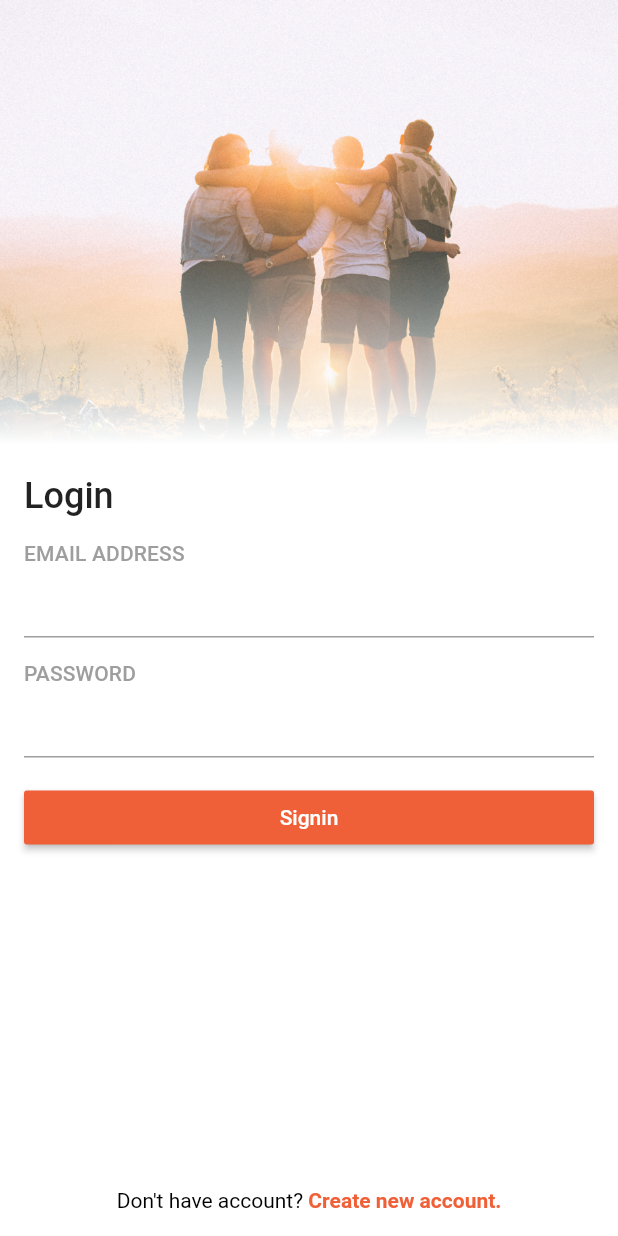
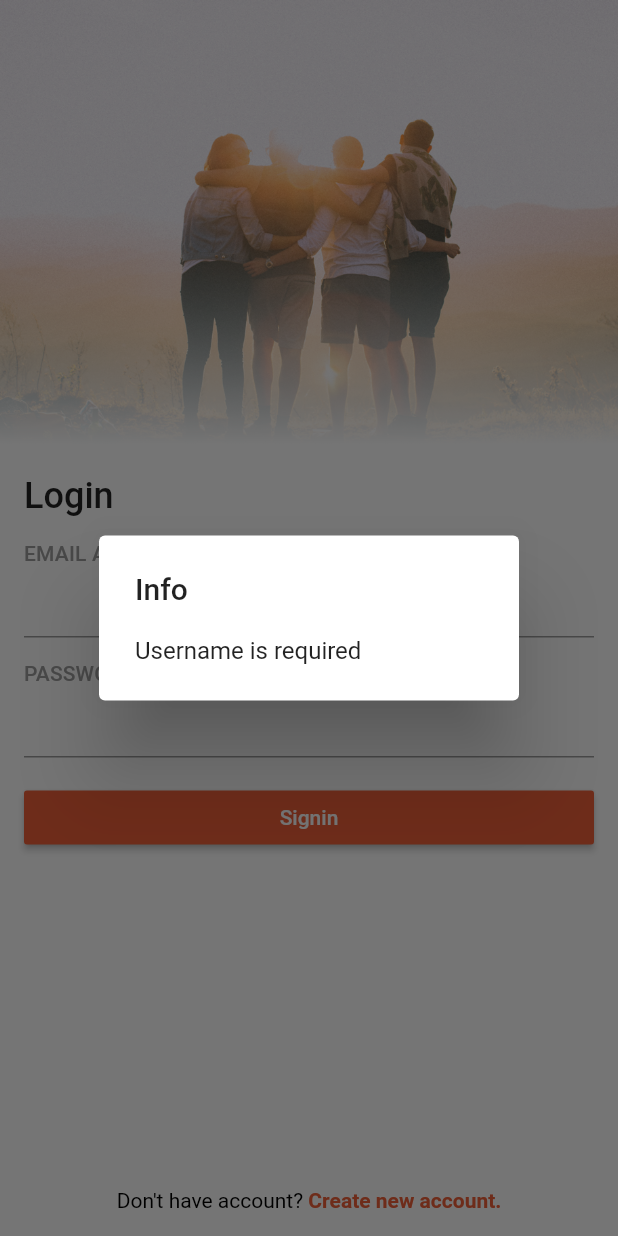
Before and after one commit to CoderJava/Flutter-OAuth, a Flutter app: the screen it shows after launch, after a tap on "Signin", on a phone screen of 412 x 824 dp. Run offline on Flutter 3.47's test engine with Material 2 defaults, Android fonts, the phone set to English and light mode, and no system bars; our stand-ins replace bloc, dio, flutter_bloc, font_awesome_flutter, get_it, shared_preferences; generated files the repository leaves out were written again.

Commit message:
Created login feature

```diff
--- a/lib/main.dart
+++ b/lib/main.dart
@@ -1,4 +1,13 @@
 import 'package:flutter/material.dart';
+import 'package:flutter_sample_oauth/src/injector/injector.dart';
 import 'package:flutter_sample_oauth/src/ui/app.dart';
 
-void main() => runApp(App());
+void main() async {
+  try {
+    WidgetsFlutterBinding.ensureInitialized();
+    await setupLocator();
+    runApp(App());
+  } catch (error, stacktrace) {
+    print('$error & $stacktrace');
+  }
+}
--- a/lib/src/api/api_auth_provider.dart
+++ b/lib/src/api/api_auth_provider.dart
@@ -52,13 +52,12 @@ class ApiAuthProvider {
     try {
       final response = await _dio.post(
         'oauth/token',
-        data: loginBody.toJson(),
+        data: FormData.fromMap(loginBody.toJson()),
         options: Options(
           headers: {
-            'Content-Type': 'application/json',
-            'Authorization': base64Encode(
+            'Authorization': 'Basic ${base64Encode(
               utf8.encode('$clientId:$clientSecret'),
-            ),
+            )}',
           },
         ),
       );
--- /dev/null
+++ b/lib/src/bloc/login/login_bloc.dart
@@ -0,0 +1,59 @@
+import 'package:bloc/bloc.dart';
+import 'package:flutter_sample_oauth/src/api/api_auth_repository.dart';
+import 'package:flutter_sample_oauth/src/injector/injector.dart';
+import 'package:flutter_sample_oauth/src/model/login/login_body.dart';
+import 'package:flutter_sample_oauth/src/model/token/token.dart';
+import 'package:flutter_sample_oauth/src/storage/sharedpreferences/shared_preferences_manager.dart';
+
+abstract class LoginState {}
+
+class LoginInitial extends LoginState {}
+
+class LoginLoading extends LoginState {}
+
+class LoginFailure extends LoginState {
+  final String error;
+
+  LoginFailure(this.error);
+}
+
+class LoginSuccess extends LoginState {
+}
+
+class LoginEvent extends LoginState {
+  final LoginBody loginBody;
+
+  LoginEvent(this.loginBody);
+}
+
+class LoginBloc extends Bloc<LoginEvent, LoginState> {
+  final ApiAuthRepository apiAuthRepository = ApiAuthRepository();
+  final SharedPreferencesManager sharedPreferencesManager = locator<SharedPreferencesManager>();
+
+  @override
+  LoginState get initialState => LoginInitial();
+
+  @override
+  Stream<LoginState> mapEventToState(LoginEvent event) async* {
+    LoginBody loginBody = event.loginBody;
+    if (loginBody.username == null || loginBody.username.isEmpty) {
+      yield LoginFailure('Username is required');
+      return;
+    } else if (loginBody.password == null || loginBody.password.isEmpty) {
+      yield LoginFailure('Password is required');
+      return;
+    }
+    yield LoginLoading();
+    Token token = await apiAuthRepository.postLoginUser(loginBody);
+    if (token.error != null) {
+      yield LoginFailure(token.error);
+      return;
+    }
+    await sharedPreferencesManager.putString(SharedPreferencesManager.keyAccessToken, token.accessToken);
+    await sharedPreferencesManager.putString(SharedPreferencesManager.keyRefreshToken, token.refreshToken);
+    await sharedPreferencesManager.putBool(SharedPreferencesManager.keyIsLogin, true);
+    await sharedPreferencesManager.putString(SharedPreferencesManager.keyUsername, loginBody.username);
+    yield LoginSuccess();
+  }
+
+}
--- /dev/null
+++ b/lib/src/injector/injector.dart
@@ -0,0 +1,9 @@
+import 'package:flutter_sample_oauth/src/storage/sharedpreferences/shared_preferences_manager.dart';
+import 'package:get_it/get_it.dart';
+
+GetIt locator = GetIt.instance;
+
+Future setupLocator() async {
+  SharedPreferencesManager sharedPreferencesManager = await SharedPreferencesManager.getInstance();
+  locator.registerSingleton<SharedPreferencesManager>(sharedPreferencesManager);
+}
--- a/lib/src/storage/sharedpreferences/shared_preferences_manager.dart
+++ b/lib/src/storage/sharedpreferences/shared_preferences_manager.dart
@@ -7,7 +7,7 @@ class SharedPreferencesManager {
   static const String keyAccessToken = 'accessToken';
   static const String keyRefreshToken = 'refreshToken';
   static const String keyIsLogin = 'isLogin';
-  static const String username = 'username';
+  static const String keyUsername = 'username';
 
   static Future<SharedPreferencesManager> getInstance() async {
     if (_instance == null) {
--- a/lib/src/ui/app.dart
+++ b/lib/src/ui/app.dart
@@ -1,18 +1,29 @@
 import 'package:flutter/material.dart';
+import 'package:flutter_sample_oauth/src/injector/injector.dart';
+import 'package:flutter_sample_oauth/src/storage/sharedpreferences/shared_preferences_manager.dart';
+import 'package:flutter_sample_oauth/src/ui/dashboarduser/dashboard_user_screen.dart';
 import 'package:flutter_sample_oauth/src/ui/login/login_screen.dart';
 import 'package:flutter_sample_oauth/src/ui/register/register_screen.dart';
 
 class App extends StatelessWidget {
+  SharedPreferencesManager _sharedPreferencesManager = locator<SharedPreferencesManager>();
+  bool _isAlreadyLoggedIn = false;
+
   @override
   Widget build(BuildContext context) {
+    _isAlreadyLoggedIn = _sharedPreferencesManager.isKeyExists(SharedPreferencesManager.keyIsLogin)
+        ? _sharedPreferencesManager.getBool(SharedPreferencesManager.keyIsLogin)
+        : false;
+
     return MaterialApp(
       theme: ThemeData(
         primaryColor: Color(0xFFF06038),
       ),
-      home: LoginScreen(),
+      home: _isAlreadyLoggedIn ? DashboardUserScreen() : LoginScreen(),
       routes: {
         '/login_screen': (context) => LoginScreen(),
-        '/register_screen': (context) => RegisterScreen()
+        '/register_screen': (context) => RegisterScreen(),
+        '/dashboard_user_screen': (context) => DashboardUserScreen(),
       },
     );
   }
--- /dev/null
+++ b/lib/src/ui/dashboarduser/dashboard_user_screen.dart
@@ -0,0 +1,24 @@
+import 'package:flutter/material.dart';
+import 'package:font_awesome_flutter/font_awesome_flutter.dart';
+
+class DashboardUserScreen extends StatelessWidget {
+  @override
+  Widget build(BuildContext context) {
+    return Scaffold(
+      appBar: AppBar(
+        title: Text('Dashboard'),
+        actions: <Widget>[
+          IconButton(
+            icon: Icon(FontAwesomeIcons.signOutAlt),
+            onPressed: () {
+              // TODO: do something in here
+            },
+          ),
+        ],
+      ),
+      body: Center(
+        child: Text('hello world'),
+      ),
+    );
+  }
+}
--- a/lib/src/ui/login/login_screen.dart
+++ b/lib/src/ui/login/login_screen.dart
@@ -1,7 +1,19 @@
+import 'dart:io';
+
+import 'package:flutter/cupertino.dart';
 import 'package:flutter/material.dart';
 import 'package:flutter/services.dart';
+import 'package:flutter_bloc/flutter_bloc.dart';
+import 'package:flutter_sample_oauth/src/bloc/login/login_bloc.dart';
+import 'package:flutter_sample_oauth/src/model/login/login_body.dart';
+import 'package:flutter_sample_oauth/src/storage/sharedpreferences/shared_preferences_manager.dart';
+import 'package:flutter_sample_oauth/src/widget/widget_card_loading.dart';
 
 class LoginScreen extends StatelessWidget {
+  final LoginBloc _loginBloc = LoginBloc();
+  final TextEditingController _controllerEmailAddress = TextEditingController();
+  final TextEditingController _controllerPassword = TextEditingController();
+
   @override
   Widget build(BuildContext context) {
     MediaQueryData mediaQueryData = MediaQuery.of(context);
@@ -9,8 +21,33 @@ class LoginScreen extends StatelessWidget {
     double paddingBottom = mediaQueryData.padding.bottom;
 
     return Scaffold(
-      body: Container(
-        padding: EdgeInsets.only(bottom: paddingBottom > 0 ? paddingBottom : 16.0),
+      body: BlocProvider<LoginBloc>(
+        create: (context) => _loginBloc,
+        child: BlocListener<LoginBloc, LoginState>(
+          listener: (context, state) {
+            if (state is LoginFailure) {
+              String title = 'Info';
+              showDialog(
+                context: context,
+                builder: (context) {
+                  if (Platform.isIOS) {
+                    return CupertinoAlertDialog(
+                      title: Text(title),
+                      content: Text(state.error),
+                    );
+                  } else {
+                    return AlertDialog(
+                      title: Text(title),
+                      content: Text(state.error),
+                    );
+                  }
+                },
+              );
+            } else {
+              Navigator.pushNamedAndRemoveUntil(context, '/dashboard_user_screen', (r) => false);
+            }
+          },
+          child: Container(
             color: Colors.white,
             height: double.infinity,
             child: Stack(
@@ -19,7 +56,11 @@ class LoginScreen extends StatelessWidget {
                 _buildWidgetOverlayBackgroundImageHeader(heightScreen),
                 _buildWidgetRectangleWhite(heightScreen),
                 Padding(
-              padding: EdgeInsets.symmetric(horizontal: 16.0),
+                  padding: EdgeInsets.only(
+                    left: 16.0,
+                    right: 16.0,
+                    bottom: paddingBottom == 0 ? 16.0 : paddingBottom,
+                  ),
                   child: Column(
                     crossAxisAlignment: CrossAxisAlignment.start,
                     children: <Widget>[
@@ -43,7 +84,18 @@ class LoginScreen extends StatelessWidget {
                     ],
                   ),
                 ),
+                BlocBuilder<LoginBloc, LoginState>(
+                  builder: (context, state) {
+                    if (state is LoginLoading) {
+                      return WidgetCardLoading();
+                    } else {
+                      return Container();
+                    }
+                  },
+                ),
               ],
+            ),
+          ),
         ),
       ),
     );
@@ -86,7 +138,9 @@ class LoginScreen extends StatelessWidget {
           style: TextStyle(color: Colors.white),
         ),
         onPressed: () {
-          // TODO: do something in here
+          String username = _controllerEmailAddress.text.trim();
+          String password = _controllerPassword.text.trim();
+          _loginBloc.add(LoginEvent(LoginBody(username, password, 'password')));
         },
         color: Theme.of(context).primaryColor,
       ),
@@ -95,6 +149,7 @@ class LoginScreen extends StatelessWidget {
 
   Widget _buildWidgetTextFieldPassword() {
     return TextField(
+      controller: _controllerPassword,
       keyboardType: TextInputType.text,
       obscureText: true,
     );
@@ -102,6 +157,7 @@ class LoginScreen extends StatelessWidget {
 
   Widget _buildWidgetTextFieldEmailAddress() {
     return TextField(
+      controller: _controllerEmailAddress,
       keyboardType: TextInputType.emailAddress,
     );
   }
```
Also changed, not shown: pubspec.yaml (+8 -1 lines), pubspec.lock. Lines whose indentation alone changed are shown as unchanged.
